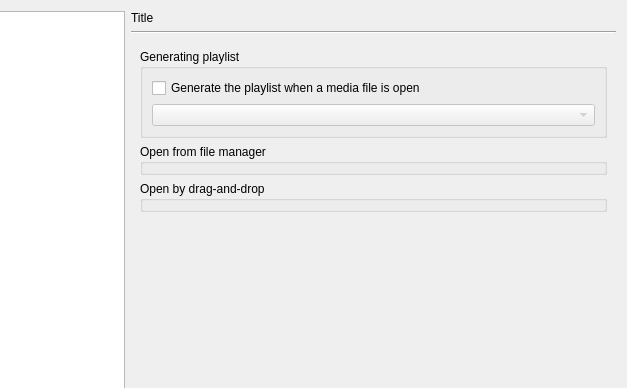
Above: src/cmplayer/ui/prefdialog.ui from bylee20/bomi before the change; both pictures show x 86 to 713 and y 0 to 388 of the 713 by 666 pixel window. Below: the same form after it.
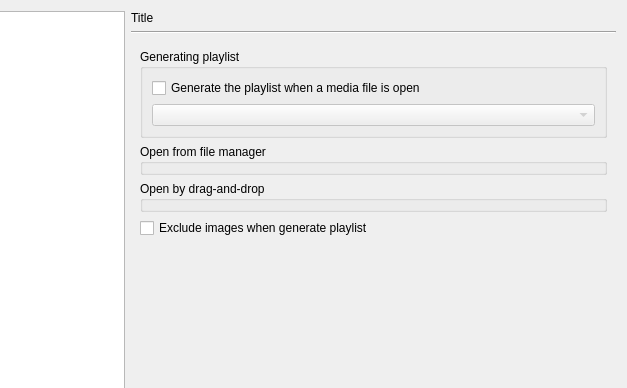
That is the form after the change. The open tabs and pages were chosen to show the change. Icons and pictures are not drawn. Custom widgets are drawn as their Qt base class.

Commit message: * New: 'Exclude images when generate playlist' option in Open tab of preferences

Diff of the .ui file:
```diff
--- a/src/cmplayer/ui/prefdialog.ui
+++ b/src/cmplayer/ui/prefdialog.ui
@@ -125,6 +125,13 @@
            </property>
           </widget>
          </item>
+         <item>
+          <widget class="QCheckBox" name="exclude_images">
+           <property name="text">
+            <string>Exclude images when generate playlist</string>
+           </property>
+          </widget>
+         </item>
          <item>
           <spacer name="verticalSpacer_9">
            <property name="orientation">
```
Left out of the diff: 2 changed lines with no effect on the pictures. The commit also changes 6 other files.
